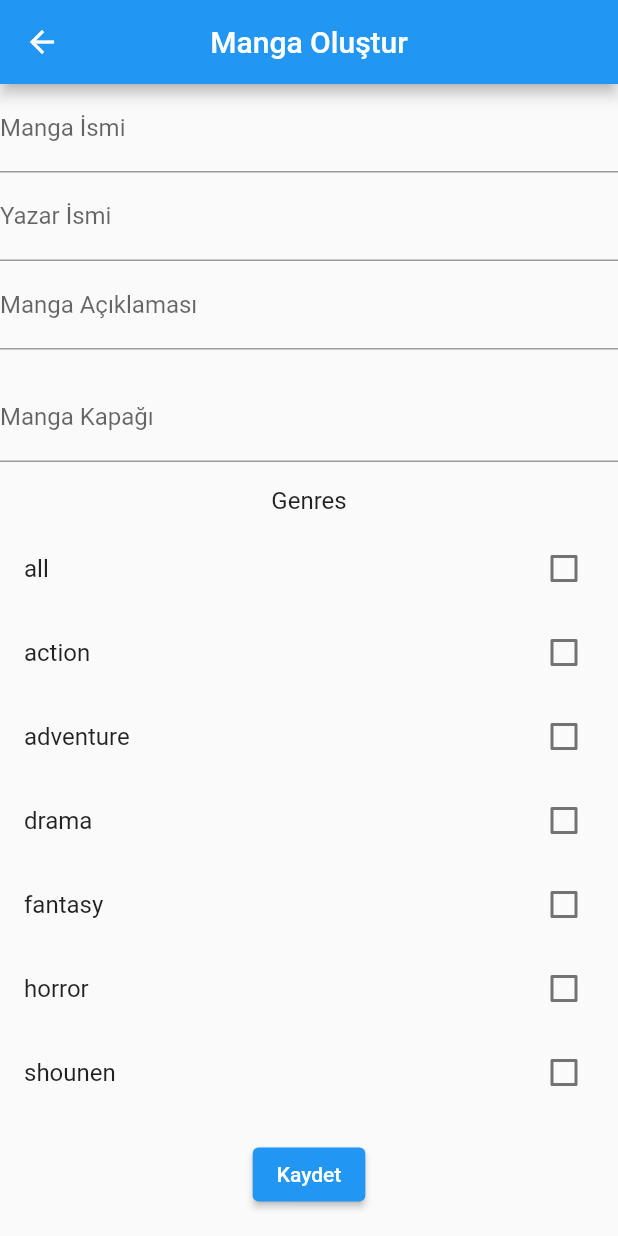
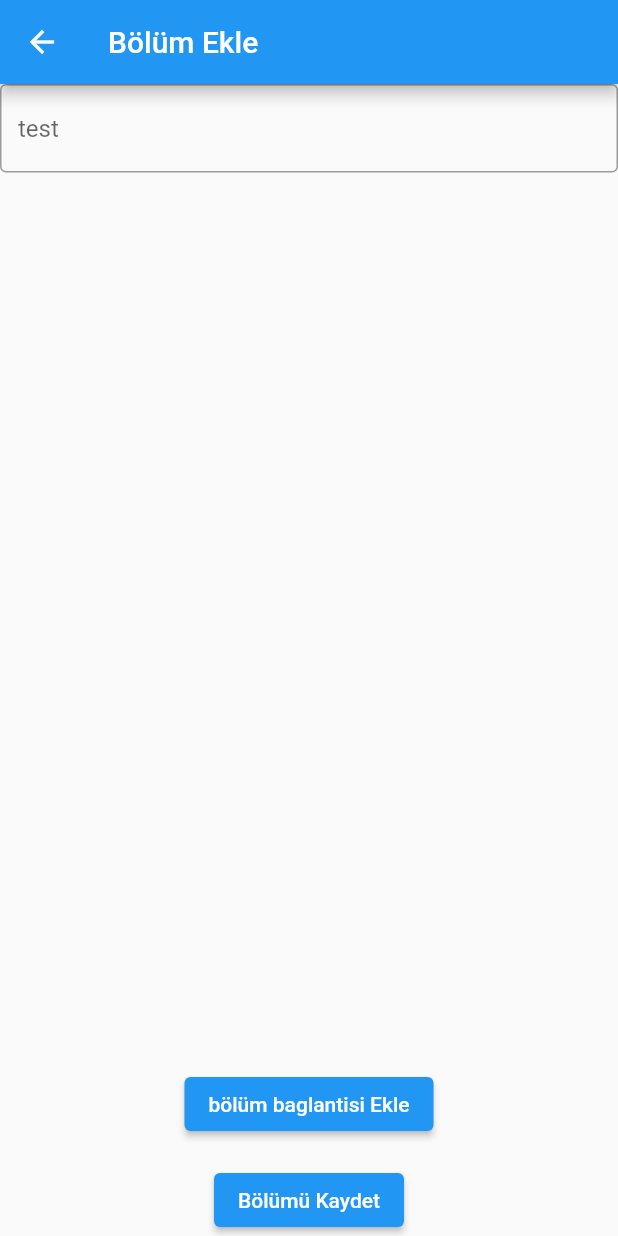
Before and after one commit to farukkornaz/3301456_193301048, a Flutter app: the ChapterCreationPage screen opened directly with empty values, on a phone screen of 412 x 824 dp. Run offline on Flutter 3.47's test engine with Material 2 defaults, Android fonts, the phone set to English and light mode, and no system bars; our stand-ins replace animated_splash_screen, cloud_firestore, firebase_core; accounts and stored records are empty.

Commit message:
bolum olusturma sayfasi temeller atildi

```diff
--- a/lib/main.dart
+++ b/lib/main.dart
@@ -318,7 +318,6 @@ Future<void> main() async {
     }
   }*/
 
-
   runApp(const AryaManga());
 }
 
--- a/lib/pages/ChapterCreationPage.dart
+++ b/lib/pages/ChapterCreationPage.dart
@@ -14,154 +14,151 @@ class ChapterCreationPage extends StatefulWidget {
 }
 
 class _ChapterCreationPageState extends State<ChapterCreationPage> {
-
+  List<String> listOfChapterImages = [];
 
   final _formKey = GlobalKey<FormState>();
-  final _scaffoldKey = GlobalKey<ScaffoldState>();
 
-  late String mangaName;
-  late String mangaAuthor;
-  late String mangaDescription;
-  late String mangaImage;
+  final myController = TextEditingController();
 
-  List<String> mangaGenres = [
-    'all',
-    'action',
-    'adventure',
-    'drama',
-    'fantasy',
-    'horror',
-    'shounen'
-  ];
-  List<String> selectedGenres = [];
+  @override
+  void dispose() {
+    // Clean up the controller when the widget is removed from the
+    // widget tree.
+    myController.dispose();
+    super.dispose();
+  }
+
+  @override
+  void initState() {
+    super.initState();
+
+    // Start listening to changes.
+    myController.addListener(_printLatestValue);
+  }
+
+  void _printLatestValue() {
+    print('Second text field: ${myController.text}');
+  }
 
   @override
   Widget build(BuildContext context) {
-    print(widget.manga.title);
     return Scaffold(
-      key: _scaffoldKey,
       appBar: AppBar(
-        centerTitle: true,
-        title: const Text('Manga Oluştur'),
+        title: const Text('Bölüm Ekle'),
       ),
-      body: ListView(
+      body: Column(
         children: [
           Form(
               key: _formKey,
               child: Column(
                 children: [
                   TextFormField(
-                  decoration: const InputDecoration(
-                    labelText: 'Manga İsmi',
-                  ),
                     validator: (value) {
-                    if (value == null) {
-                      return 'Manga ismini giriniz';
+                      if (value == null || value.isEmpty) {
+                        return 'Burasi Bos Birakilamaz!';
                       }
                       return null;
                     },
-                  onSaved: (value) {
-                    mangaName = value!;
+                    controller: myController,
+                    decoration: const InputDecoration(
+                      border: OutlineInputBorder(),
+                      hintText: 'test',
+                    ),
+
+                  ),
+                ],
+              )),
+          Expanded(
+            child: ListView.builder(
+              itemCount: listOfChapterImages.length,
+              itemBuilder: (context, index) {
+                return ListTile(
+                  leading: Container(
+                    padding: const EdgeInsets.symmetric(horizontal: 12.0),
+                    decoration: BoxDecoration(
+                      borderRadius: BorderRadius.circular(10.0),
+                      color: Colors.deepOrange,
+                    ),
+                    child: Text(
+                      '${index + 1}',
+                      style: const TextStyle(
+                        color: Colors.white,
+                        fontWeight: FontWeight.bold,
+                      ),
+                    ),
+                  ),
+                  title: Text(listOfChapterImages[index]),
+                  trailing: IconButton(
+                    icon: const Icon(Icons.delete),
+                    onPressed: () {
+                      setState(() {
+                        listOfChapterImages.removeAt(index);
+                      });
                     },
                   ),
-                TextFormField(
-                  decoration: const InputDecoration(
-                    labelText: 'Yazar İsmi',
-                  ),
-                  validator: (value) {
-                    if (value == null) {
-                      return 'Yazar ismini giriniz';
-                    }
-                    return null;
-                  },
-                  onSaved: (value) {
-                    mangaAuthor = value!;
+                );
               },
             ),
-                TextFormField(
-                  decoration: const InputDecoration(
-                    labelText: 'Manga Açıklaması',
           ),
-                  validator: (value) {
-                    if (value == null) {
-                      return 'lütfen manga açıklamasını giriniz';
-                    }
-                    return null;
+          Padding(
+            padding: const EdgeInsets.all(16.0),
+            child: ElevatedButton(
+              onPressed: () {
+                _showAddTextFieldDialog(context);
               },
-                  onSaved: (value) {
-                    mangaDescription = value!;
-                  },
+              child: const Text('bölüm baglantisi Ekle'),
             ),
-                const SizedBox(height: 16),
-                TextFormField(
-                  decoration: const InputDecoration(
-                    labelText: 'Manga Kapağı',
           ),
-                  validator: (value) {
-                    if (value == null) {
-                      return 'boş bırakılamaz';
-                    }
-                    return null;
-                  },
-                  onSaved: (value) {
-                    mangaImage = value!;
-                  },
-                ),
-                const SizedBox(height: 16),
-                const Text('Genres', style: TextStyle(fontSize: 16)),
-                const SizedBox(height: 8),
-                Column(
-                  children: mangaGenres.map((genre) {
-                    return CheckboxListTile(
-                      title: Text(genre),
-                      value: selectedGenres.contains(genre),
-                      onChanged: (selected) {
-                        setState(() {
-                          if (selected == true) {
-                            selectedGenres.add(genre);
-                          } else {
-                            selectedGenres.remove(genre);
-                          }
-                        });
-                      },
+          ElevatedButton(
+            onPressed: () {
+              // Validate returns true if the form is valid, or false otherwise.
+              if (_formKey.currentState!.validate()) {
+                // If the form is valid, display a snackbar. In the real world,
+                // you'd often call a server or save the information in a database.
+                ScaffoldMessenger.of(context).showSnackBar(
+                  const SnackBar(content: Text('veri isleniyor...')),
                 );
-                  }).toList(),
-                ),
-                const SizedBox(height: 16),
-                ElevatedButton(
-                  child: const Text('Kaydet'),
-                  onPressed: () {
-                    if (_formKey.currentState!.validate()) {
-                      _formKey.currentState!.save();
-
-                      // Burada, kaydedilen verileri kullanarak yeni bir Manga
-                      // nesnesi oluştur. sonra firestore kaydet.
-
-                      //print(selectedGenres);
-
-                      Manga newManga = Manga(
-                          title: mangaName,
-                          author: mangaAuthor,
-                          description: mangaDescription,
-                          chapters: null,
-                          tags: selectedGenres,
-                          image: mangaImage);
-
-                      FireStore.addManga(manga: newManga);
               }
             },
-                ),
-              ],
-            ),
+            child: const Text('Bölümü Kaydet'),
           ),
         ],
       ),
     );
   }
 
-  TempChapter() {
-    List<Chapter> chapters = [Chapter(
-        isTemp: true, chapterName: "", chapterNo: -1, parentMangaId: -1, image: [""])];
-    return chapters;
+  void _showAddTextFieldDialog(BuildContext context) {
+    String textFieldValue = '';
+
+    showDialog(
+      context: context,
+      builder: (context) {
+        return AlertDialog(
+          title: const Text('bölüm baglantisi ekle'),
+          content: TextField(
+            onChanged: (value) {
+              textFieldValue = value;
+            },
+          ),
+          actions: [
+            TextButton(
+              onPressed: () {
+                setState(() {
+                  listOfChapterImages.add(textFieldValue);
+                });
+                Navigator.pop(context);
+              },
+              child: const Text('Tamam'),
+            ),
+            TextButton(
+              onPressed: () {
+                Navigator.pop(context);
+              },
+              child: const Text('İptal'),
+            ),
+          ],
+        );
+      },
+    );
   }
 }
```
Lines whose indentation alone changed are shown as unchanged.
